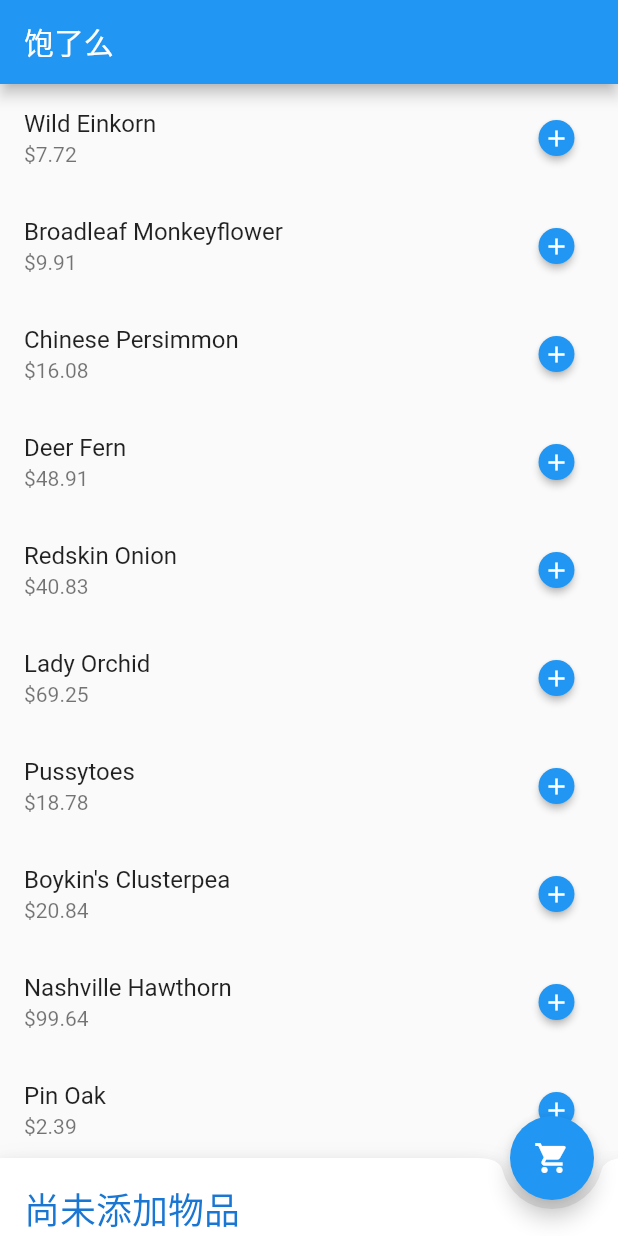
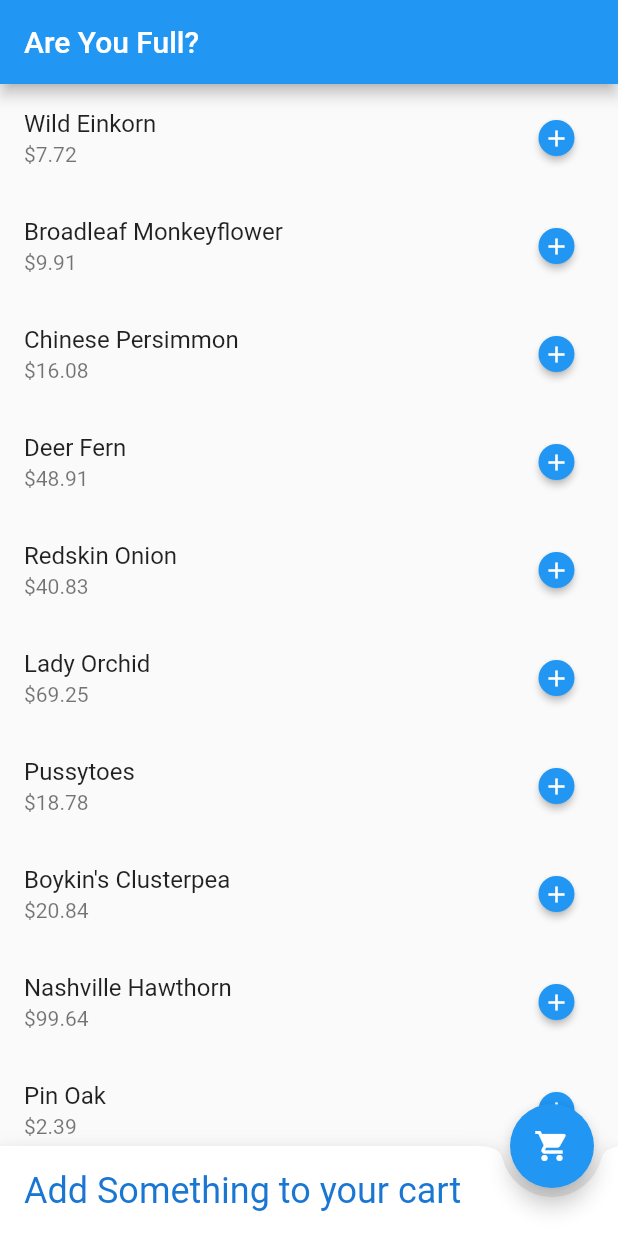
Before and after one commit to carlosxl/shopping_cart, a Flutter app: the screen it shows after launch, on a phone screen of 412 x 824 dp. Run offline on Flutter 3.47's test engine with Material 2 defaults, Android fonts, the phone set to English and light mode, and no system bars; our stand-ins replace built_collection, built_value, rxdart; generated files the repository leaves out were written again.

Commit message:
changed to English version

```diff
--- a/lib/screens/menu.dart
+++ b/lib/screens/menu.dart
@@ -31,7 +31,7 @@ class _MenuScreenState extends State<MenuScreen> {
       bloc: cartBloc,
       child: Scaffold(
         appBar: AppBar(
-          title: Text('饱了么'),
+          title: Text('Are You Full?'),
         ),
         body: StreamBuilder(
           stream: menuBloc.menuItems,
@@ -41,26 +41,37 @@ class _MenuScreenState extends State<MenuScreen> {
         ),
         bottomNavigationBar: BottomAppBar(
           child: Padding(
-            padding: const EdgeInsets.fromLTRB(16.0, 16.0, 0, 0),
+            padding: const EdgeInsets.all(16.0),
             child: Row(
-              crossAxisAlignment: CrossAxisAlignment.end,
+              crossAxisAlignment: CrossAxisAlignment.baseline,
+              textBaseline: TextBaseline.alphabetic,
               children: <Widget>[
                 StreamBuilder(
                   stream: cartBloc.totalPrice,
-                  builder: (BuildContext context, AsyncSnapshot<String> snapshot) {
-                    TextStyle style = TextStyle(fontSize: 24.0, color: Theme.of(context).primaryColorDark);
+                  builder:
+                      (BuildContext context, AsyncSnapshot<String> snapshot) {
+                    TextStyle style = TextStyle(
+                        fontSize: 24.0,
+                        color: Theme.of(context).primaryColorDark);
                     if (snapshot.hasData) {
-                      return Text('总价：${snapshot.data}', style: style);
+                      return Text('Total：${snapshot.data} ',
+                          style: style); // trailing white space needed.
                     }
-                    return Text('尚未添加物品', style: style);
+                    return Text('Add Something to your cart', style: style);
                   },
                 ),
                 StreamBuilder(
                   stream: cartBloc.itemCount,
                   builder: (BuildContext context, AsyncSnapshot<int> snapshot) {
-                    TextStyle style = TextStyle(fontSize: 12.0, color: Theme.of(context).primaryColorDark);
+                    TextStyle style = TextStyle(
+                        fontSize: 12.0,
+                        color: Theme.of(context).primaryColorDark);
                     if (snapshot.hasData) {
-                      return Text('(${snapshot.data}件物品)', style: style);
+                      if (snapshot.data == 1) {
+                        return Text('(${snapshot.data} item)', style: style);
+                      } else {
+                        return Text('(${snapshot.data} items)', style: style);
+                      }
                     }
                     return Text('', style: style);
                   },
```
